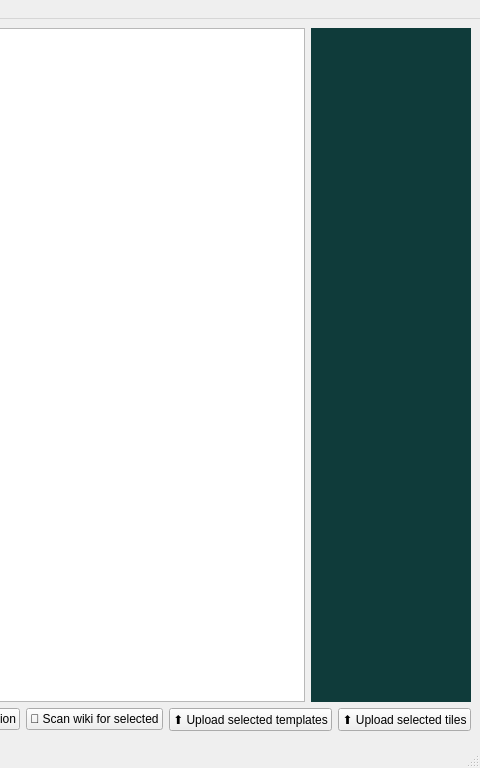
TrashMonks/qud-wiki, file qud_explorer_window.ui: the form before one commit; both pictures show x 544 to 1024 and y 0 to 768 of the 1024 by 768 pixel window.
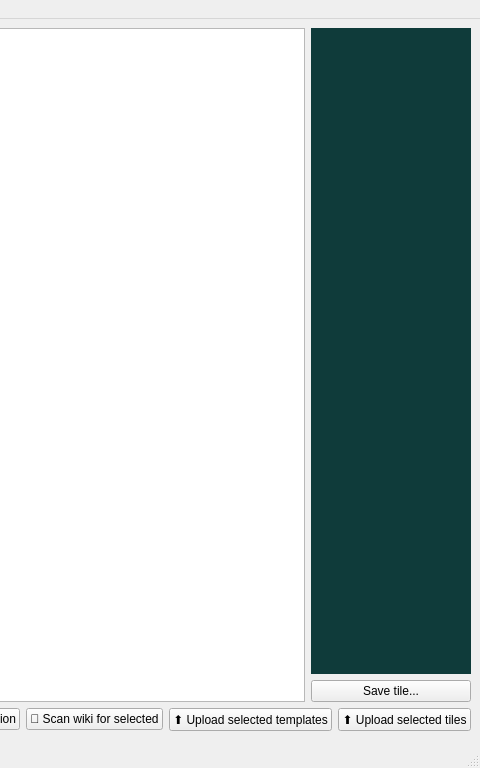
The form after the commit.

Commit message: Add quick save tile button

Diff of the .ui file:
```diff
--- a/qud_explorer_window.ui
+++ b/qud_explorer_window.ui
@@ -23,6 +23,8 @@
          <widget class="QPlainTextEdit" name="plainTextEdit"/>
         </item>
         <item>
+         <layout class="QVBoxLayout" name="verticalLayout_4">
+          <item>
          <widget class="QLabel" name="tile_label">
           <property name="minimumSize">
            <size>
@@ -37,6 +39,15 @@
            <string/>
           </property>
          </widget>
+          </item>
+          <item>
+           <widget class="QPushButton" name="save_tile_button">
+            <property name="text">
+             <string>Save tile...</string>
+            </property>
+           </widget>
+          </item>
+         </layout>
         </item>
        </layout>
       </item>
```
Lines whose indentation alone changed are shown as unchanged. The commit also changes 2 other files.
